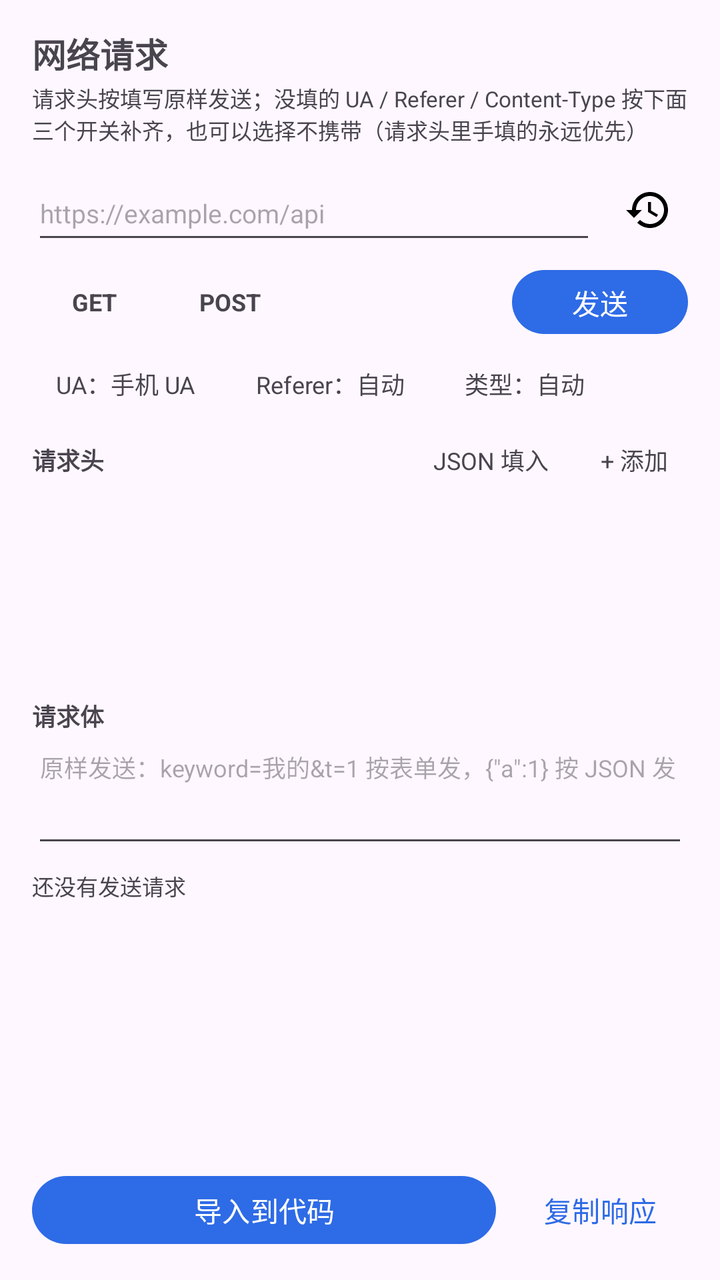
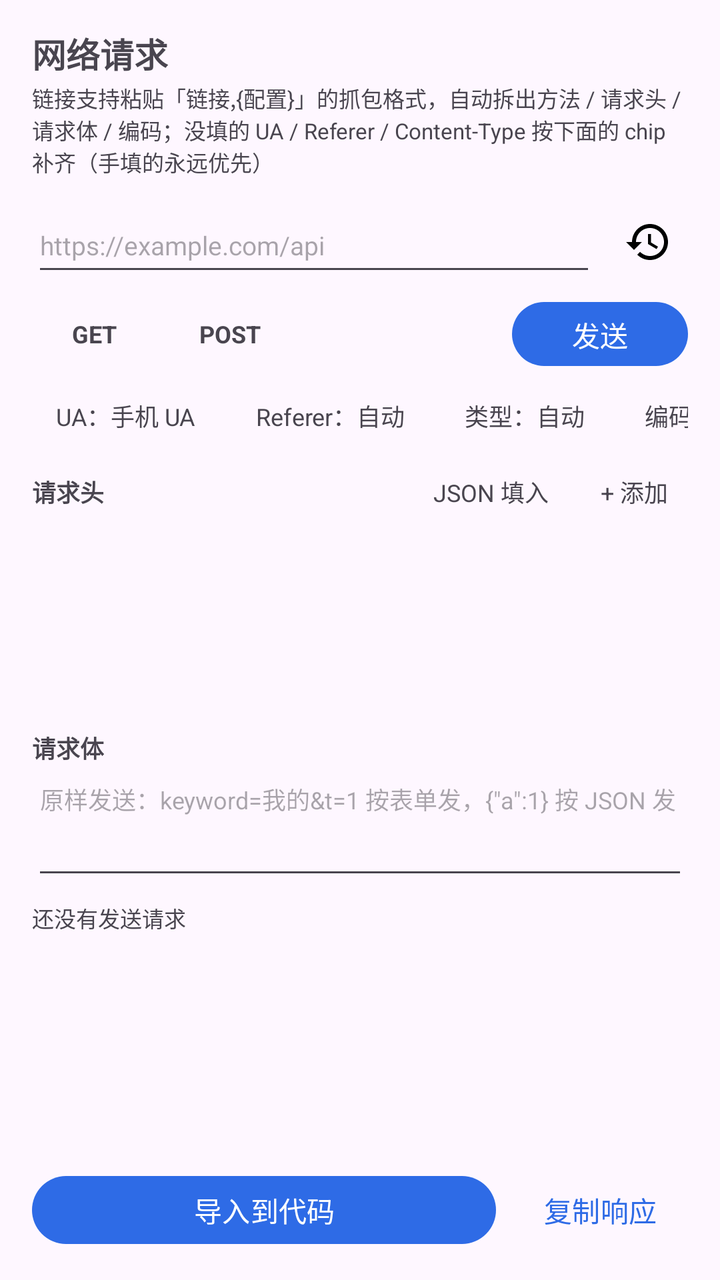

An Android layout rendered at two revisions. The XML below is the earlier revision; the diff shows what the commit changed to produce the second picture.
<!-- AndroidManifest.xml: application theme Theme.JsonViewer -->
<!-- res/layout/sheet_network.xml -->
<?xml version="1.0" encoding="utf-8"?>
<LinearLayout xmlns:android="http://schemas.android.com/apk/res/android"
    android:id="@+id/sheetRoot"
    android:layout_width="match_parent"
    android:layout_height="match_parent"
    android:orientation="vertical"
    android:paddingStart="16dp"
    android:paddingTop="14dp"
    android:paddingEnd="16dp"
    android:paddingBottom="14dp">

    <TextView
        android:id="@+id/sheetTitle"
        android:layout_width="wrap_content"
        android:layout_height="wrap_content"
        android:text="网络请求"
        android:textSize="17sp"
        android:textStyle="bold" />

    <TextView
        android:id="@+id/sheetHint"
        android:layout_width="match_parent"
        android:layout_height="wrap_content"
        android:layout_marginTop="2dp"
        android:text="请求头按填写原样发送；没填的 UA / Referer / Content-Type 按下面三个开关补齐，也可以选择不携带（请求头里手填的永远优先）"
        android:textSize="11sp" />

    <LinearLayout
        android:layout_width="match_parent"
        android:layout_height="wrap_content"
        android:layout_marginTop="10dp"
        android:gravity="center_vertical"
        android:orientation="horizontal">

        <EditText
            android:id="@+id/urlInput"
            android:layout_width="0dp"
            android:layout_height="44dp"
            android:layout_weight="1"
            android:hint="https://example.com/api"
            android:imeOptions="actionGo"
            android:inputType="textUri"
            android:maxLines="1"
            android:textSize="13sp" />

        <ImageButton
            android:id="@+id/historyButton"
            android:layout_width="40dp"
            android:layout_height="40dp"
            android:layout_marginStart="6dp"
            android:background="?attr/selectableItemBackgroundBorderless"
            android:contentDescription="链接历史"
            android:scaleType="centerInside"
            android:src="@drawable/ic_history" />
    </LinearLayout>

    <LinearLayout
        android:layout_width="match_parent"
        android:layout_height="wrap_content"
        android:layout_marginTop="4dp"
        android:gravity="center_vertical"
        android:orientation="horizontal">

        <TextView
            android:id="@+id/chipGet"
            android:layout_width="wrap_content"
            android:layout_height="30dp"
            android:gravity="center"
            android:minWidth="62dp"
            android:paddingStart="14dp"
            android:paddingEnd="14dp"
            android:text="GET"
            android:textSize="12sp"
            android:textStyle="bold" />

        <TextView
            android:id="@+id/chipPost"
            android:layout_width="wrap_content"
            android:layout_height="30dp"
            android:layout_marginStart="6dp"
            android:gravity="center"
            android:minWidth="62dp"
            android:paddingStart="14dp"
            android:paddingEnd="14dp"
            android:text="POST"
            android:textSize="12sp"
            android:textStyle="bold" />

        <View
            android:layout_width="0dp"
            android:layout_height="1dp"
            android:layout_weight="1" />

        <Button
            android:id="@+id/sendButton"
            style="@style/Widget.Material3.Button"
            android:layout_width="wrap_content"
            android:layout_height="40dp"
            android:minWidth="88dp"
            android:text="发送" />
    </LinearLayout>

    <HorizontalScrollView
        android:layout_width="match_parent"
        android:layout_height="wrap_content"
        android:layout_marginTop="6dp"
        android:scrollbars="none">

        <LinearLayout
            android:layout_width="wrap_content"
            android:layout_height="wrap_content"
            android:gravity="center_vertical"
            android:orientation="horizontal">

            <TextView
                android:id="@+id/uaChip"
                android:layout_width="wrap_content"
                android:layout_height="30dp"
                android:gravity="center"
                android:paddingStart="12dp"
                android:paddingEnd="12dp"
                android:text="UA：手机 UA"
                android:textSize="12sp" />

            <TextView
                android:id="@+id/refererChip"
                android:layout_width="wrap_content"
                android:layout_height="30dp"
                android:layout_marginStart="6dp"
                android:gravity="center"
                android:paddingStart="12dp"
                android:paddingEnd="12dp"
                android:text="Referer：自动"
                android:textSize="12sp" />

            <TextView
                android:id="@+id/typeChip"
                android:layout_width="wrap_content"
                android:layout_height="30dp"
                android:layout_marginStart="6dp"
                android:gravity="center"
                android:paddingStart="12dp"
                android:paddingEnd="12dp"
                android:text="类型：自动"
                android:textSize="12sp" />
        </LinearLayout>
    </HorizontalScrollView>

    <LinearLayout
        android:layout_width="match_parent"
        android:layout_height="wrap_content"
        android:layout_marginTop="8dp"
        android:gravity="center_vertical"
        android:orientation="horizontal">

        <TextView
            android:id="@+id/headerLabel"
            android:layout_width="wrap_content"
            android:layout_height="wrap_content"
            android:text="请求头"
            android:textSize="12sp"
            android:textStyle="bold" />

        <View
            android:layout_width="0dp"
            android:layout_height="1dp"
            android:layout_weight="1" />

        <TextView
            android:id="@+id/headerJsonButton"
            android:layout_width="wrap_content"
            android:layout_height="30dp"
            android:layout_marginEnd="6dp"
            android:gravity="center"
            android:paddingStart="10dp"
            android:paddingEnd="10dp"
            android:text="JSON 填入"
            android:textSize="12sp" />

        <TextView
            android:id="@+id/addHeaderButton"
            android:layout_width="wrap_content"
            android:layout_height="30dp"
            android:gravity="center"
            android:paddingStart="10dp"
            android:paddingEnd="10dp"
            android:text="+ 添加"
            android:textSize="12sp" />
    </LinearLayout>

    <ScrollView
        android:id="@+id/headerScroll"
        android:layout_width="match_parent"
        android:layout_height="96dp"
        android:layout_marginTop="2dp"
        android:fadeScrollbars="true">

        <LinearLayout
            android:id="@+id/headerContainer"
            android:layout_width="match_parent"
            android:layout_height="wrap_content"
            android:orientation="vertical" />
    </ScrollView>

    <LinearLayout
        android:id="@+id/bodyGroup"
        android:layout_width="match_parent"
        android:layout_height="wrap_content"
        android:orientation="vertical">

        <TextView
            android:id="@+id/bodyLabel"
            android:layout_width="wrap_content"
            android:layout_height="wrap_content"
            android:layout_marginTop="6dp"
            android:text="请求体"
            android:textSize="12sp"
            android:textStyle="bold" />

        <EditText
            android:id="@+id/bodyInput"
            android:layout_width="match_parent"
            android:layout_height="62dp"
            android:gravity="top|start"
            android:hint="原样发送：keyword=我的&amp;t=1 按表单发，{&quot;a&quot;:1} 按 JSON 发"
            android:inputType="textMultiLine"
            android:paddingTop="8dp"
            android:textSize="12sp" />
    </LinearLayout>

    <TextView
        android:id="@+id/statusText"
        android:layout_width="match_parent"
        android:layout_height="wrap_content"
        android:layout_marginTop="6dp"
        android:text="还没有发送请求"
        android:textSize="11sp" />

    <ScrollView
        android:id="@+id/responseScroll"
        android:layout_width="match_parent"
        android:layout_height="0dp"
        android:layout_marginTop="4dp"
        android:layout_weight="1">

        <TextView
            android:id="@+id/responseText"
            android:layout_width="match_parent"
            android:layout_height="wrap_content"
            android:fontFamily="monospace"
            android:textIsSelectable="true"
            android:textSize="11sp" />
    </ScrollView>

    <LinearLayout
        android:layout_width="match_parent"
        android:layout_height="wrap_content"
        android:layout_marginTop="6dp"
        android:gravity="center_vertical"
        android:orientation="horizontal">

        <Button
            android:id="@+id/importButton"
            style="@style/Widget.Material3.Button"
            android:layout_width="0dp"
            android:layout_height="42dp"
            android:layout_weight="1"
            android:text="导入到代码" />

        <Button
            android:id="@+id/copyButton"
            style="@style/Widget.Material3.Button.TextButton"
            android:layout_width="wrap_content"
            android:layout_height="42dp"
            android:layout_marginStart="8dp"
            android:text="复制响应" />
    </LinearLayout>

</LinearLayout>
<!-- resources referenced by this layout -->
<resources>
  <!-- drawable ic_history (drawable) -->
  <vector xmlns:android="http://schemas.android.com/apk/res/android"
      android:width="24dp"
      android:height="24dp"
      android:viewportWidth="24"
      android:viewportHeight="24">
      <path
          android:fillColor="#FF000000"
          android:pathData="M13,3c-4.97,0 -9,4.03 -9,9L1,12l3.89,3.89 0.07,0.14L9,12L6,12c0,-3.87 3.13,-7 7,-7s7,3.13 7,7 -3.13,7 -7,7c-1.93,0 -3.68,-0.79 -4.94,-2.06l-1.42,1.42C8.27,19.99 10.51,21 13,21c4.97,0 9,-4.03 9,-9s-4.03,-9 -9,-9zM12,8v5l4.28,2.54 0.72,-1.21 -3.5,-2.08L13.5,8L12,8z" />
  </vector>
  <style name="Theme.JsonViewer" parent="Theme.Material3.DayNight.NoActionBar">
          <item name="colorPrimary">@color/brand</item>
          <item name="colorOnPrimary">@color/white</item>
          <item name="colorSecondary">@color/brand</item>
      </style>
  <color name="brand">#2E6BE6</color>
  <color name="white">#FFFFFFFF</color>
</resources>

<!-- the commit's change to res/layout/sheet_network.xml (unified diff, before → after) -->
@@ -22,7 +22,7 @@
         android:layout_width="match_parent"
         android:layout_height="wrap_content"
         android:layout_marginTop="2dp"
-        android:text="请求头按填写原样发送；没填的 UA / Referer / Content-Type 按下面三个开关补齐，也可以选择不携带（请求头里手填的永远优先）"
+        android:text="链接支持粘贴「链接,{配置}」的抓包格式，自动拆出方法 / 请求头 / 请求体 / 编码；没填的 UA / Referer / Content-Type 按下面的 chip 补齐（手填的永远优先）"
         android:textSize="11sp" />
 
     <LinearLayout
@@ -143,6 +143,28 @@
                 android:paddingEnd="12dp"
                 android:text="类型：自动"
                 android:textSize="12sp" />
+
+            <TextView
+                android:id="@+id/charsetChip"
+                android:layout_width="wrap_content"
+                android:layout_height="30dp"
+                android:layout_marginStart="6dp"
+                android:gravity="center"
+                android:paddingStart="12dp"
+                android:paddingEnd="12dp"
+                android:text="编码：自动"
+                android:textSize="12sp" />
+
+            <TextView
+                android:id="@+id/encodeChip"
+                android:layout_width="wrap_content"
+                android:layout_height="30dp"
+                android:layout_marginStart="6dp"
+                android:gravity="center"
+                android:paddingStart="12dp"
+                android:paddingEnd="12dp"
+                android:text="转义：自动"
+                android:textSize="12sp" />
         </LinearLayout>
     </HorizontalScrollView>
 
